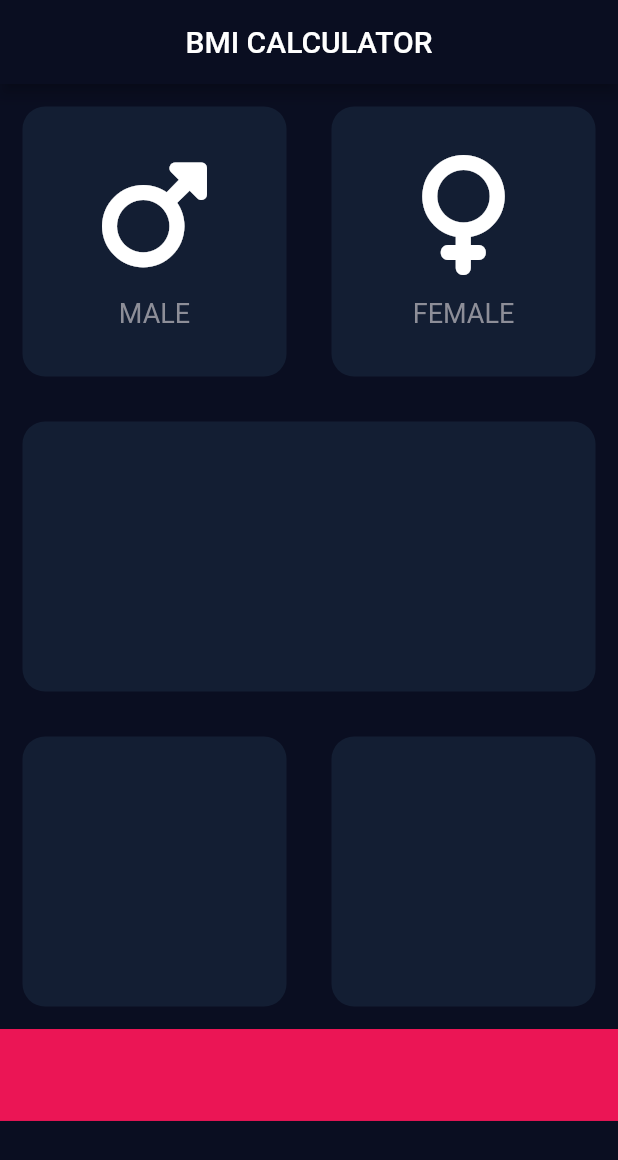
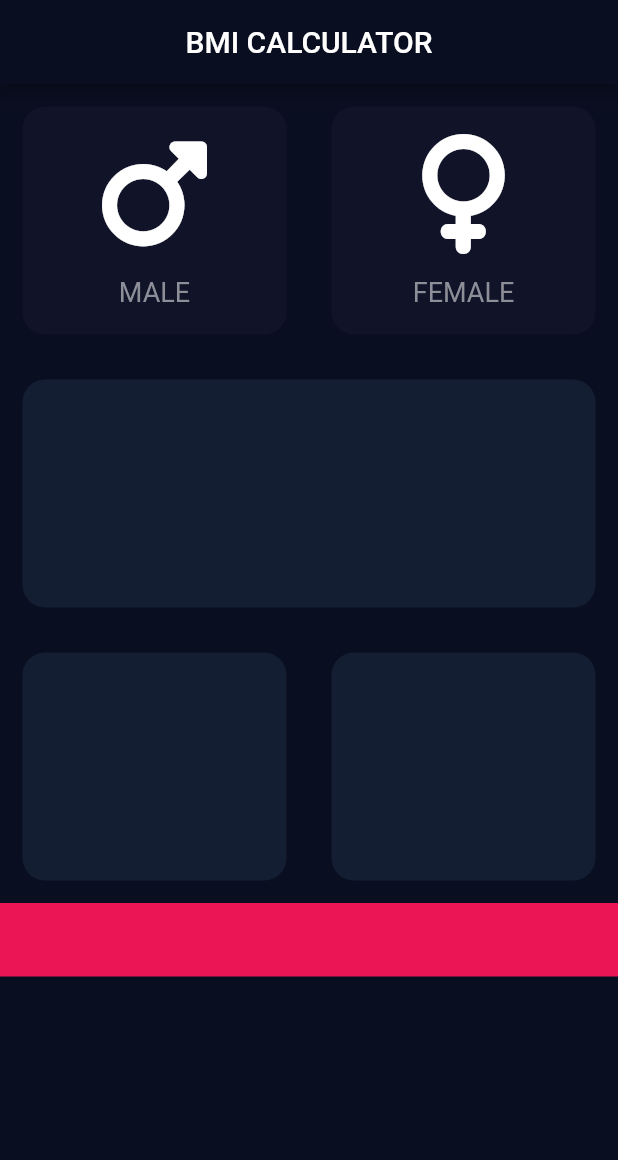
Before and after one commit to Abhi902/BMI-CALCULATOR, a Flutter app: the screen it shows after launch, on a phone screen of 412 x 824 dp. Shown: the top 1160 px of the screen. Run offline on Flutter 3.47's test engine with Material 2 defaults, Android fonts, the phone set to English and light mode, and no system bars; our stand-ins replace font_awesome_flutter.

Commit message:
fourth commit

```diff
--- /dev/null
+++ b/lib/icon.dart
@@ -0,0 +1,32 @@
+import 'package:flutter/material.dart';
+
+class reusablecardchilds extends StatelessWidget {
+  @override
+  IconData? icon;
+  String txt = '';
+
+  reusablecardchilds(IconData ic, String tx) {
+    this.icon = ic;
+    this.txt = tx;
+  }
+
+  Widget build(BuildContext context) {
+    return Column(
+      mainAxisAlignment: MainAxisAlignment.center,
+      children: <Widget>[
+        Icon(
+          icon,
+          size: 80,
+        ),
+        SizedBox(height: 15),
+        Text(
+          txt,
+          style: TextStyle(
+            fontSize: 18.0,
+            color: Color(0xFF8D8E98),
+          ),
+        ),
+      ],
+    );
+  }
+}
--- a/lib/main.dart
+++ b/lib/main.dart
@@ -1,8 +1,11 @@
 import 'package:flutter/material.dart';
 import 'package:font_awesome_flutter/font_awesome_flutter.dart';
+import 'icon.dart';
+import 'package:bmi/reusable.dart';
 
 const bottomheight = 80;
 const activecardcolor = Color(0xff131e33);
+const inactivecardcolor = Color(0xFF111328);
 void main() {
   runApp(const MyApp());
 }
@@ -16,6 +19,9 @@ class MyApp extends StatefulWidget {
 
 class _MyAppState extends State<MyApp> {
   @override
+  Color malecardcolor = inactivecardcolor;
+  Color femalecardcolor = inactivecardcolor;
+
   Widget build(BuildContext context) {
     return MaterialApp(
       debugShowCheckedModeBanner: false,
@@ -35,15 +41,18 @@ class _MyAppState extends State<MyApp> {
             Row(
               children: <Widget>[
                 Expanded(
-                  child: reusablewidget(
-                    colour: activecardcolor,
-                    cardchild:
-                        reusablecardchilds(FontAwesomeIcons.mars, 'MALE'),
+                  child: GestureDetector(
+                    onTap: () {},
+                    child: reusablewidget(
+                      colour: inactivecardcolor,
+                      cardchild:
+                          reusablecardchilds(FontAwesomeIcons.mars, 'MALE'),
+                    ),
                   ),
                 ),
                 Expanded(
                   child: reusablewidget(
-                    colour: activecardcolor,
+                    colour: inactivecardcolor,
                     cardchild:
                         reusablecardchilds(FontAwesomeIcons.venus, 'FEMALE'),
                   ),
@@ -73,7 +82,7 @@ class _MyAppState extends State<MyApp> {
                   child: Container(
                     color: Color(0xFFeb1555),
                     width: double.infinity,
-                    height: 61.3,
+                    height: 49,
                   ),
                 )
               ],
@@ -84,53 +93,3 @@ class _MyAppState extends State<MyApp> {
     );
   }
 }
-
-class reusablecardchilds extends StatelessWidget {
-  @override
-  IconData? icon;
-  String txt = '';
-
-  reusablecardchilds(IconData ic, String tx) {
-    this.icon = ic;
-    this.txt = tx;
-  }
-
-  Widget build(BuildContext context) {
-    return Column(
-      mainAxisAlignment: MainAxisAlignment.center,
-      children: <Widget>[
-        Icon(
-          icon,
-          size: 80,
-        ),
-        SizedBox(height: 15),
-        Text(
-          txt,
-          style: TextStyle(
-            fontSize: 18.0,
-            color: Color(0xFF8D8E98),
-          ),
-        ),
-      ],
-    );
-  }
-}
-
-class reusablewidget extends StatelessWidget {
-  reusablewidget({required this.colour, this.cardchild});
-  Color colour;
-  Widget? cardchild;
-  @override
-  Widget build(BuildContext context) {
-    return Container(
-      margin: EdgeInsets.all(15),
-      decoration: BoxDecoration(
-        borderRadius: BorderRadius.circular(15),
-        color: colour,
-      ),
-      child: cardchild,
-      height: 180,
-      width: 150,
-    );
-  }
-}
--- /dev/null
+++ b/lib/reusable.dart
@@ -0,0 +1,20 @@
+import 'package:flutter/material.dart';
+
+class reusablewidget extends StatelessWidget {
+  reusablewidget({required this.colour, this.cardchild});
+  Color colour;
+  Widget? cardchild;
+  @override
+  Widget build(BuildContext context) {
+    return Container(
+      margin: EdgeInsets.all(15),
+      decoration: BoxDecoration(
+        borderRadius: BorderRadius.circular(15),
+        color: colour,
+      ),
+      child: cardchild,
+      height: 152,
+      width: 150,
+    );
+  }
+}
```
